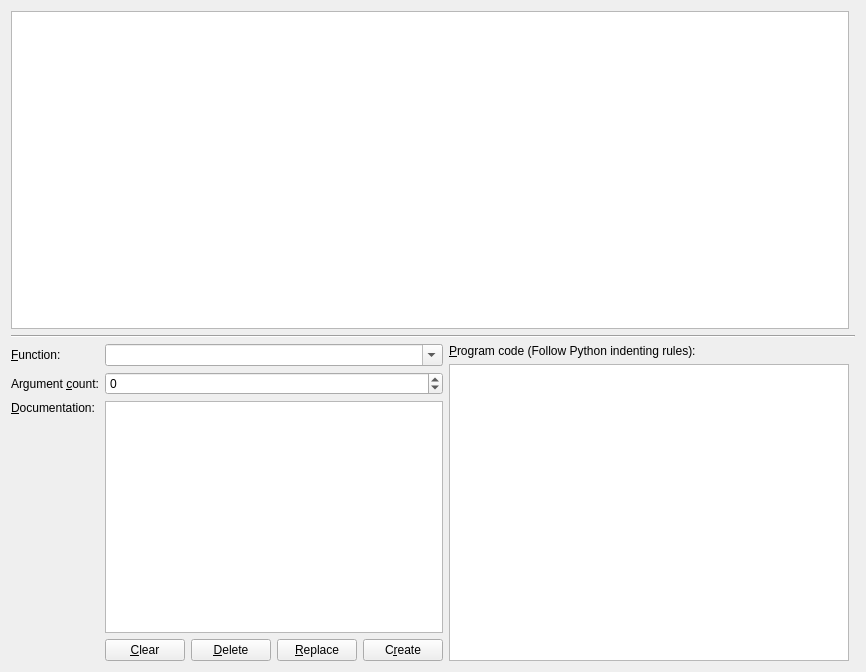
First picture: the form in src/calibre/gui2/preferences/template_functions.ui, repository kovidgoyal/calibre, before the edit.
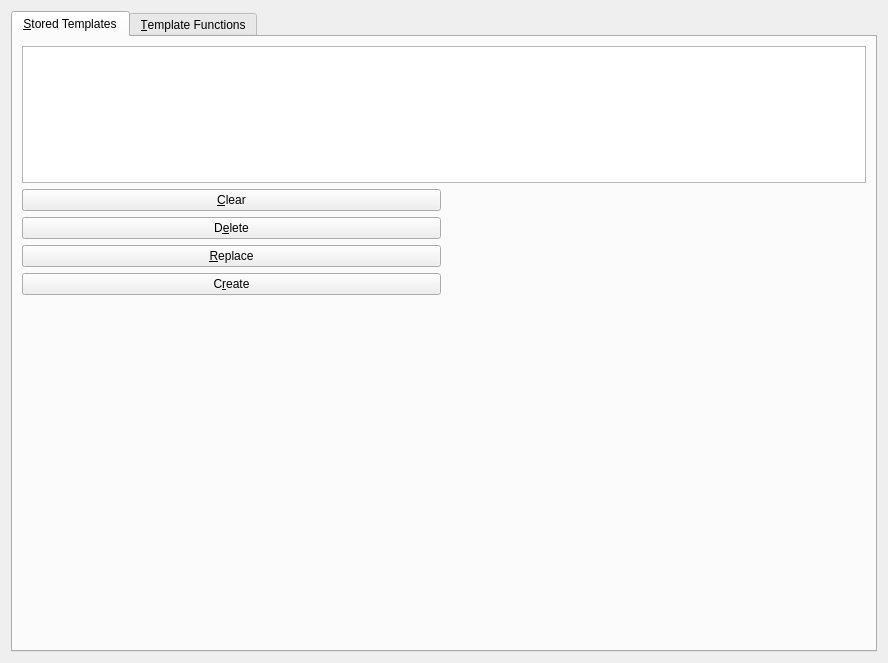
Second picture: the form after the edit. Custom widgets are drawn as their Qt base class.

Commit message: Commit for testing after making a tabbed window and embedding the template tester

```diff
--- a/src/calibre/gui2/preferences/template_functions.ui
+++ b/src/calibre/gui2/preferences/template_functions.ui
@@ -6,14 +6,96 @@
    <rect>
     <x>0</x>
     <y>0</y>
-    <width>798</width>
-    <height>672</height>
+    <width>788</width>
+    <height>663</height>
    </rect>
   </property>
   <property name="windowTitle">
    <string>Form</string>
   </property>
   <layout class="QGridLayout" name="gridLayout">
+   <item row="0" column="0">
+    <widget class="QTabWidget" name="tabWidget">
+     <property name="currentIndex">
+      <number>0</number>
+     </property>
+     <widget class="QWidget" name="tab">
+      <attribute name="title">
+       <string>&amp;Stored Templates</string>
+      </attribute>
+      <layout class="QGridLayout" name="gridLayout">
+       <item row="0" column="0" colspan="2" stretch="0">
+        <widget class="QTextBrowser" name="st_textBrowser"/>
+       </item>
+       <item row="3" column="1" stretch="1">
+        <widget class="EmbeddedTemplateDialog" name="template_editor">
+        </widget>
+       </item>
+       <item row="3" column="0">
+        <layout class="QVBoxLayout" name="st_button_layout">
+         <item>
+          <widget class="QPushButton" name="st_clear_button">
+           <property name="text">
+            <string>&amp;Clear</string>
+           </property>
+          </widget>
+         </item>
+         <item>
+          <widget class="QPushButton" name="st_delete_button">
+           <property name="text">
+            <string>D&amp;elete</string>
+           </property>
+          </widget>
+         </item>
+         <item>
+          <widget class="QPushButton" name="st_replace_button">
+           <property name="text">
+            <string>&amp;Replace</string>
+           </property>
+          </widget>
+         </item>
+         <item>
+          <widget class="QPushButton" name="st_create_button">
+           <property name="text">
+            <string>C&amp;reate</string>
+           </property>
+          </widget>
+         </item>
+         <item>
+          <spacer name="verticalSpacer_2">
+           <property name="orientation">
+            <enum>Qt::Vertical</enum>
+           </property>
+           <property name="sizeHint" stdset="0">
+            <size>
+             <width>20</width>
+             <height>0</height>
+            </size>
+           </property>
+          </spacer>
+         </item>
+        </layout>
+       </item>
+       <item row="5" column="0">
+        <spacer name="verticalSpacer_2">
+         <property name="orientation">
+          <enum>Qt::Vertical</enum>
+         </property>
+         <property name="sizeHint" stdset="0">
+          <size>
+           <width>20</width>
+           <height>400</height>
+          </size>
+         </property>
+        </spacer>
+       </item>
+      </layout>
+     </widget>
+     <widget class="QWidget" name="tab">
+      <attribute name="title">
+       <string>&amp;Template Functions</string>
+      </attribute>
+      <layout class="QGridLayout" name="gridLayout">
    <item row="1" column="0" colspan="2">
     <widget class="Line" name="line">
      <property name="orientation">
@@ -28,7 +110,7 @@
        <item row="0" column="0">
         <widget class="QLabel" name="label_2">
          <property name="text">
-          <string>&amp;Function:</string>
+              <string>F&amp;unction:</string>
          </property>
          <property name="buddy">
           <cstring>function_name</cstring>
@@ -74,7 +156,7 @@
        <item row="2" column="0">
         <widget class="QLabel" name="label_4">
          <property name="text">
-          <string>&amp;Documentation:</string>
+              <string>D&amp;ocumentation:</string>
          </property>
          <property name="alignment">
           <set>Qt::AlignLeading|Qt::AlignLeft|Qt::AlignTop</set>
@@ -89,21 +171,21 @@
          <item>
           <widget class="QPushButton" name="clear_button">
            <property name="text">
-            <string>&amp;Clear</string>
+                <string>Clear</string>
            </property>
           </widget>
          </item>
          <item>
           <widget class="QPushButton" name="delete_button">
            <property name="text">
-            <string>&amp;Delete</string>
+                <string>Delete</string>
            </property>
           </widget>
          </item>
          <item>
           <widget class="QPushButton" name="replace_button">
            <property name="text">
-            <string>&amp;Replace</string>
+                <string>Replace</string>
            </property>
           </widget>
          </item>
@@ -123,7 +205,7 @@
        <item>
         <widget class="QLabel" name="label_4">
          <property name="text">
-          <string>&amp;Program code (Follow Python indenting rules):</string>
+              <string>P&amp;rogram code (Follow Python indenting rules):</string>
          </property>
          <property name="buddy">
           <cstring>program</cstring>
@@ -155,6 +237,20 @@
    </item>
   </layout>
  </widget>
- <resources/>
- <connections/>
+    </widget>
+   </item>
+  </layout>
+ </widget>
+ <customwidgets>
+  <customwidget>
+   <class>EmbeddedTemplateDialog</class>
+   <extends>TemplateDialog</extends>
+   <header>calibre/gui2/dialogs/template_dialog.h</header>
+  </customwidget>
+  <customwidget>
+   <class>TemplateDialog</class>
+   <extends>QDialog</extends>
+   <header>calibre/gui2/dialogs/template_dialog.h</header>
+  </customwidget>
+ </customwidgets>
 </ui>
```
Lines whose indentation alone changed are shown as unchanged. The commit also changes 6 other files.
